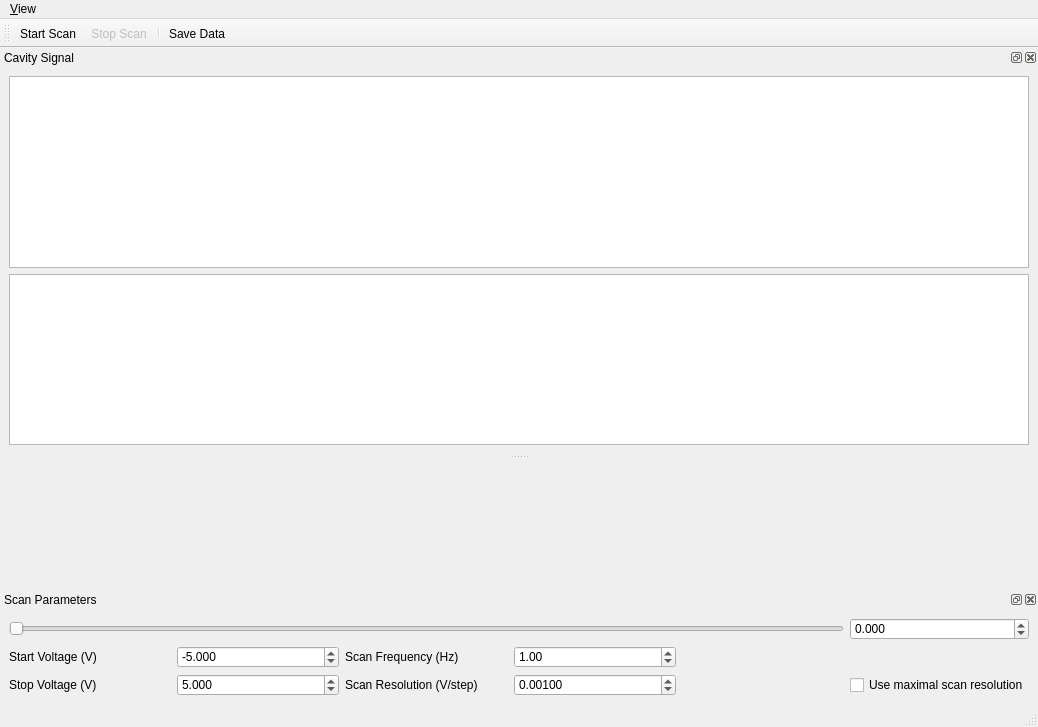
Before: the Qt Designer form gui/cavity_stabilisation/ui_cavity_stabilisation_gui.ui in Ulm-IQO/qudi, drawn with Qt 5.
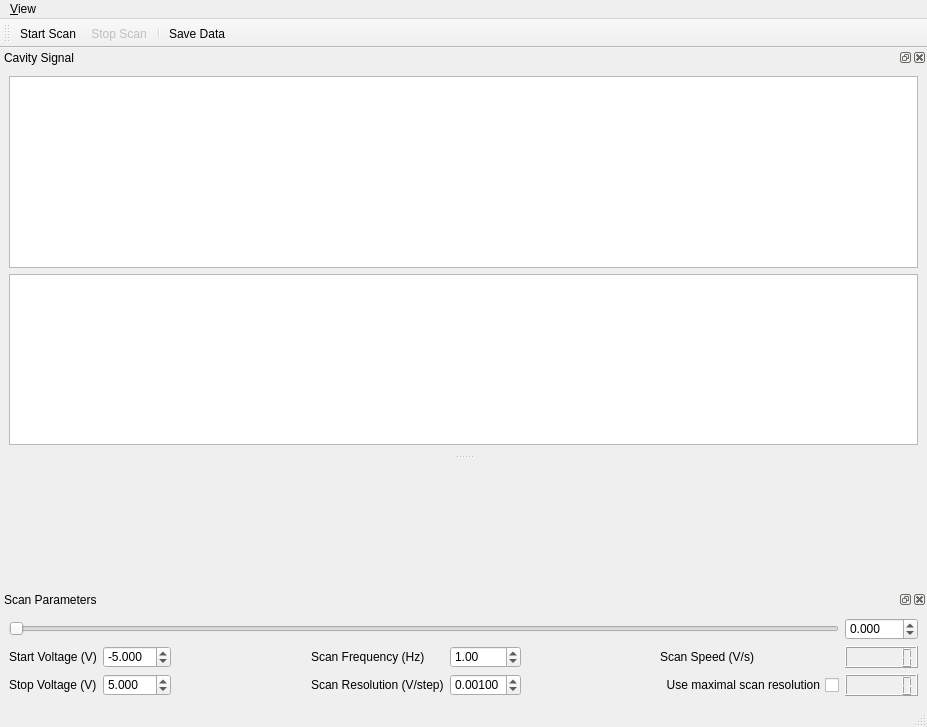
After: the same form once the commit is applied. Icons and pictures are not drawn. Custom widgets are drawn as their Qt base class.

Commit message: Implemented Display Widget for the actual scan speed (V/s) and the maximal scan resolution in the cavity_stabilisation_gui and fixed the slider bug

Patch:
```diff
--- a/gui/cavity_stabilisation/ui_cavity_stabilisation_gui.ui
+++ b/gui/cavity_stabilisation/ui_cavity_stabilisation_gui.ui
@@ -6,7 +6,7 @@
    <rect>
     <x>0</x>
     <y>0</y>
-    <width>1038</width>
+    <width>927</width>
     <height>727</height>
    </rect>
   </property>
@@ -19,7 +19,7 @@
     <rect>
      <x>0</x>
      <y>0</y>
-     <width>1038</width>
+     <width>927</width>
      <height>21</height>
     </rect>
    </property>
@@ -74,7 +74,7 @@
   <widget class="QDockWidget" name="scan_parameters_DockWidget">
    <property name="minimumSize">
     <size>
-     <width>537</width>
+     <width>607</width>
      <height>115</height>
     </size>
    </property>
@@ -92,23 +92,23 @@
    </attribute>
    <widget class="QWidget" name="dockWidgetContents_2">
     <layout class="QGridLayout" name="gridLayout">
+     <item row="0" column="7">
+      <widget class="QDoubleSpinBox" name="position_spinBox">
+       <property name="decimals">
+        <number>3</number>
+       </property>
+       <property name="minimum">
+        <double>-10.000000000000000</double>
+       </property>
+       <property name="maximum">
+        <double>10.000000000000000</double>
+       </property>
+       <property name="singleStep">
+        <double>0.001000000000000</double>
+       </property>
+      </widget>
+     </item>
      <item row="2" column="3">
-      <widget class="QDoubleSpinBox" name="scan_frequency_spinBox">
-       <property name="toolTip">
-        <string>Scan frequency in Hz</string>
-       </property>
-       <property name="maximum">
-        <double>100.000000000000000</double>
-       </property>
-       <property name="singleStep">
-        <double>0.100000000000000</double>
-       </property>
-       <property name="value">
-        <double>1.000000000000000</double>
-       </property>
-      </widget>
-     </item>
-     <item row="2" column="2">
       <widget class="QLabel" name="label_3">
        <property name="toolTip">
         <string>If bigger than 1, the number of samples is averaged over the given number and then displayed. 
@@ -120,8 +120,24 @@
        </property>
       </widget>
      </item>
-     <item row="0" column="5">
-      <widget class="QDoubleSpinBox" name="position_spinBox">
+     <item row="2" column="4">
+      <widget class="QDoubleSpinBox" name="scan_frequency_spinBox">
+       <property name="toolTip">
+        <string>Scan frequency in Hz</string>
+       </property>
+       <property name="maximum">
+        <double>100.000000000000000</double>
+       </property>
+       <property name="singleStep">
+        <double>0.100000000000000</double>
+       </property>
+       <property name="value">
+        <double>1.000000000000000</double>
+       </property>
+      </widget>
+     </item>
+     <item row="2" column="1">
+      <widget class="QDoubleSpinBox" name="start_spinBox">
        <property name="decimals">
         <number>3</number>
        </property>
@@ -133,6 +149,16 @@
        </property>
        <property name="singleStep">
         <double>0.001000000000000</double>
+       </property>
+       <property name="value">
+        <double>-5.000000000000000</double>
+       </property>
+      </widget>
+     </item>
+     <item row="0" column="0" colspan="7">
+      <widget class="QSlider" name="position_slider">
+       <property name="orientation">
+        <enum>Qt::Horizontal</enum>
        </property>
       </widget>
      </item>
@@ -143,6 +169,13 @@
        </property>
       </widget>
      </item>
+     <item row="2" column="0">
+      <widget class="QLabel" name="label">
+       <property name="text">
+        <string>Start Voltage (V)</string>
+       </property>
+      </widget>
+     </item>
      <item row="3" column="1">
       <widget class="QDoubleSpinBox" name="stop_spinBox">
        <property name="toolTip">
@@ -165,47 +198,7 @@
        </property>
       </widget>
      </item>
-     <item row="2" column="0">
-      <widget class="QLabel" name="label">
-       <property name="text">
-        <string>Start Voltage (V)</string>
-       </property>
-      </widget>
-     </item>
-     <item row="2" column="1">
-      <widget class="QDoubleSpinBox" name="start_spinBox">
-       <property name="decimals">
-        <number>3</number>
-       </property>
-       <property name="minimum">
-        <double>-10.000000000000000</double>
-       </property>
-       <property name="maximum">
-        <double>10.000000000000000</double>
-       </property>
-       <property name="singleStep">
-        <double>0.001000000000000</double>
-       </property>
-       <property name="value">
-        <double>-5.000000000000000</double>
-       </property>
-      </widget>
-     </item>
-     <item row="0" column="0" colspan="5">
-      <widget class="QSlider" name="position_slider">
-       <property name="orientation">
-        <enum>Qt::Horizontal</enum>
-       </property>
-      </widget>
-     </item>
-     <item row="3" column="2">
-      <widget class="QLabel" name="label_4">
-       <property name="text">
-        <string>Scan Resolution (V/step)</string>
-       </property>
-      </widget>
-     </item>
-     <item row="3" column="3">
+     <item row="3" column="4">
       <widget class="QDoubleSpinBox" name="scan_resolution_spinBox">
        <property name="decimals">
         <number>5</number>
@@ -221,13 +214,96 @@
        </property>
       </widget>
      </item>
-     <item row="3" column="5">
+     <item row="3" column="3">
+      <widget class="QLabel" name="label_4">
+       <property name="text">
+        <string>Scan Resolution (V/step)</string>
+       </property>
+      </widget>
+     </item>
+     <item row="3" column="6">
       <widget class="QCheckBox" name="max_scan_resolution_checkBox">
+       <property name="layoutDirection">
+        <enum>Qt::RightToLeft</enum>
+       </property>
        <property name="text">
         <string>Use maximal scan resolution</string>
        </property>
       </widget>
      </item>
+     <item row="3" column="7">
+      <widget class="QLCDNumber" name="maximal_scan_resolution_DisplayWidget">
+       <property name="digitCount">
+        <number>6</number>
+       </property>
+      </widget>
+     </item>
+     <item row="2" column="7">
+      <widget class="QLCDNumber" name="scan_speed_DisplayWidget">
+       <property name="digitCount">
+        <number>6</number>
+       </property>
+      </widget>
+     </item>
+     <item row="2" column="6">
+      <widget class="QLabel" name="label_5">
+       <property name="text">
+        <string>Scan Speed (V/s)</string>
+       </property>
+      </widget>
+     </item>
+     <item row="2" column="2">
+      <spacer name="horizontalSpacer">
+       <property name="orientation">
+        <enum>Qt::Horizontal</enum>
+       </property>
+       <property name="sizeHint" stdset="0">
+        <size>
+         <width>40</width>
+         <height>20</height>
+        </size>
+       </property>
+      </spacer>
+     </item>
+     <item row="2" column="5">
+      <spacer name="horizontalSpacer_2">
+       <property name="orientation">
+        <enum>Qt::Horizontal</enum>
+       </property>
+       <property name="sizeHint" stdset="0">
+        <size>
+         <width>40</width>
+         <height>20</height>
+        </size>
+       </property>
+      </spacer>
+     </item>
+     <item row="3" column="2">
+      <spacer name="horizontalSpacer_3">
+       <property name="orientation">
+        <enum>Qt::Horizontal</enum>
+       </property>
+       <property name="sizeHint" stdset="0">
+        <size>
+         <width>40</width>
+         <height>20</height>
+        </size>
+       </property>
+      </spacer>
+     </item>
+     <item row="3" column="5">
+      <spacer name="horizontalSpacer_4">
+       <property name="orientation">
+        <enum>Qt::Horizontal</enum>
+       </property>
+       <property name="sizeHint" stdset="0">
+        <size>
+         <width>40</width>
+         <height>20</height>
+        </size>
+       </property>
+      </spacer>
+     </item>
     </layout>
    </widget>
   </widget>
```
The commit also changes 2 other files.
